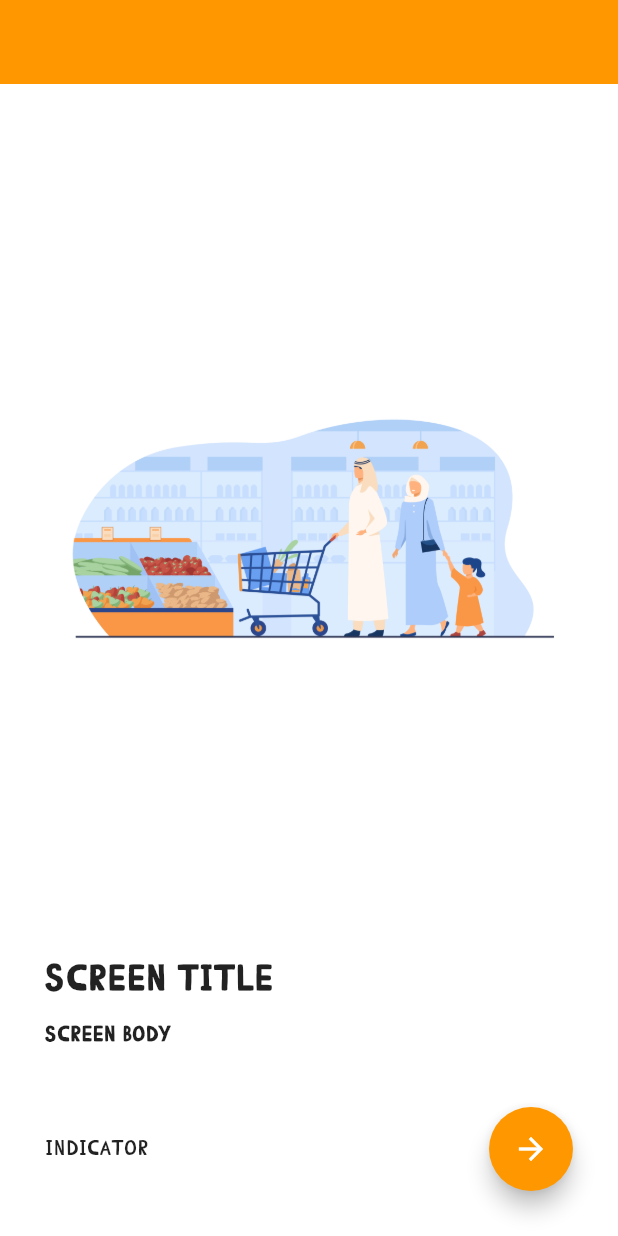
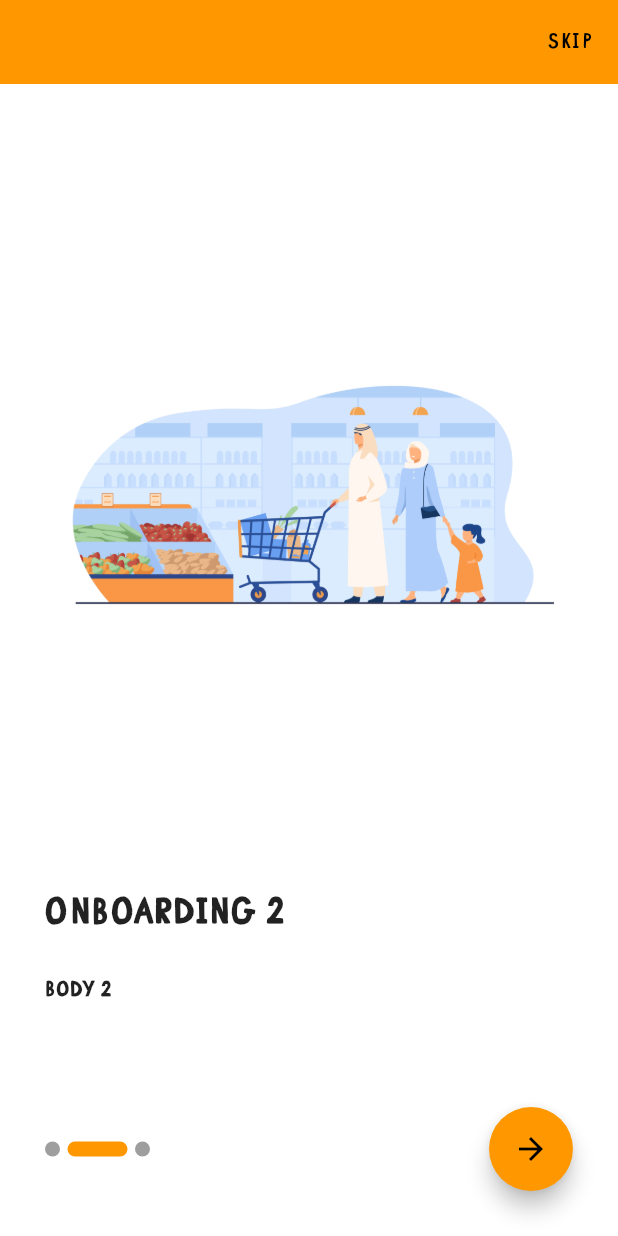
Before and after one commit to YehiaFarghaly/shop_app, a Flutter app: the OnBoardingScreen screen opened directly, after a tap on the "arrow forward" icon, on a phone screen of 412 x 824 dp. Run offline on Flutter 3.47's test engine with Material 2 defaults, Android fonts, the phone set to English and light mode, and no system bars; drawn by our look-alikes of smooth_page_indicator; our stand-ins replace hexcolor.

Commit message:
Finishing OnBoarding Screen

```diff
--- /dev/null
+++ b/lib/LogIn/LoginScreen.dart
@@ -0,0 +1,12 @@
+import 'package:flutter/material.dart';
+
+class Login_Screen extends StatelessWidget {
+  const Login_Screen({Key? key}) : super(key: key);
+
+  @override
+  Widget build(BuildContext context) {
+    return Scaffold(
+      appBar: AppBar(),
+    );
+  }
+}
--- /dev/null
+++ b/lib/Shared/components.dart
@@ -0,0 +1,9 @@
+import 'package:flutter/material.dart';
+
+void navigateTo(context,widget) => Navigator.push(context,
+    MaterialPageRoute(builder: (context)=>widget)
+);
+
+void navigateRemove(context,widget) => Navigator.pushAndRemoveUntil(context,
+    MaterialPageRoute(builder: (context)=>widget),
+        (route) => false);
--- a/lib/main.dart
+++ b/lib/main.dart
@@ -11,7 +11,7 @@ class MyApp extends StatelessWidget {
   @override
   Widget build(BuildContext context) {
     return MaterialApp(
-      home: const OnBoardingScreen(),
+      home:  OnBoardingScreen(),
       debugShowCheckedModeBanner: false,
       theme: lightTheme,
     );
--- a/lib/onBoarding/OnBoardingScreen.dart
+++ b/lib/onBoarding/OnBoardingScreen.dart
@@ -1,19 +1,72 @@
 import 'package:flutter/material.dart';
+import 'package:shop_app/LogIn/LoginScreen.dart';
+import 'package:shop_app/Shared/components.dart';
+import 'package:smooth_page_indicator/smooth_page_indicator.dart';
 
-class OnBoardingScreen extends StatelessWidget {
-  const OnBoardingScreen({Key? key}) : super(key: key);
+class BoardingModel {
+  final String image;
+  final String title;
+  final String body;
+
+  BoardingModel(this.image, this.title, this.body);
+}
+
+class OnBoardingScreen extends StatefulWidget {
+  @override
+  State<OnBoardingScreen> createState() => _OnBoardingScreenState();
+}
+
+class _OnBoardingScreenState extends State<OnBoardingScreen> {
+  var pageViewController= PageController();
+  bool isLast = false;
+  List<BoardingModel> boardingPages = [
+    BoardingModel('assets/images/onboard.jpg', 'OnBoarding 1', 'Body 1'),
+    BoardingModel('assets/images/onboard.jpg', 'OnBoarding 2', 'Body 2'),
+    BoardingModel('assets/images/onboard.jpg', 'OnBoarding 3', 'Body 3'),
+  ];
 
   @override
   Widget build(BuildContext context) {
     return Scaffold(
-      appBar: AppBar(),
+      appBar: AppBar(
+        actions: [
+          TextButton(onPressed: (){
+            navigateRemove(context, Login_Screen());
+          },
+            child: Text(
+            'SKIP',
+              style: TextStyle(
+                color: Colors.black,
+              ),
+          ),
+            style: ButtonStyle(
+
+            ),
+          )
+        ],
+      ),
       body: Padding(
         padding: const EdgeInsets.all(30.0),
         child: Column(
           children: [
             Expanded(
-            child:PageView.builder(itemBuilder: (context,index)=>buildBoardingItem(),
-              itemCount: 3,
+              child: PageView.builder(
+                controller: pageViewController,
+                onPageChanged: (int index){
+                  if(index==boardingPages.length-1){
+                   setState(() {
+                     isLast=true;
+                   });
+                  }
+                  else {
+                    setState(() {
+                      isLast=false;
+                    });
+                  }
+                },
+                itemBuilder: (context, index) =>
+                    buildBoardingItem(boardingPages[index]),
+                itemCount: boardingPages.length,
               ),
             ),
             SizedBox(
@@ -21,13 +74,33 @@ class OnBoardingScreen extends StatelessWidget {
             ),
             Row(
               children: [
-                Text("indicator"),
+                SmoothPageIndicator(
+                    controller: pageViewController,
+                    effect: ExpandingDotsEffect(
+                      dotColor: Colors.grey,
+                      activeDotColor: Colors.orange,
+                      dotHeight: 10,
+                      expansionFactor: 4,
+                      dotWidth: 10,
+                      spacing: 5
+                    ),
+                    count: boardingPages.length),
                 Spacer(),
                 FloatingActionButton(
-                      onPressed: (){},
-                      child: Icon(
-                    Icons.arrow_forward
+                  onPressed: () {
+                    if(!isLast) {
+                      pageViewController.nextPage(
+                          duration: Duration(
+                            milliseconds: 400,
                           ),
+                          curve: Curves.linear
+                      );
+                    }
+                    else{
+                     navigateRemove(context, Login_Screen());
+                    }
+                  },
+                  child: Icon(Icons.arrow_forward,color: Colors.black,),
                   backgroundColor: Colors.orange,
                 )
               ],
@@ -35,36 +108,32 @@ class OnBoardingScreen extends StatelessWidget {
           ],
         ),
       ),
-
     );
   }
-  Widget buildBoardingItem() => Column(
+
+  Widget buildBoardingItem(BoardingModel model) => Column(
         crossAxisAlignment: CrossAxisAlignment.start,
         children: [
           Expanded(
-  child: Image(
-  image: AssetImage('assets/images/onboard.jpg')
-  ),
+            child: Image(image: AssetImage(model.image)),
           ),
           SizedBox(
             height: 30,
           ),
           Text(
-  'Screen title',
-  style: TextStyle(
-  fontSize: 24,
-  fontWeight: FontWeight.bold
+            model.title,
+            style: TextStyle(fontSize: 24, fontWeight: FontWeight.bold),
           ),
+          SizedBox(
+            height: 30,
           ),
-  SizedBox(height: 15,),
           Text(
-  'Screen body',
-  style: TextStyle(
-  fontSize: 14,
-  fontWeight: FontWeight.bold
+            model.body,
+            style: TextStyle(fontSize: 14, fontWeight: FontWeight.bold),
           ),
-  )
-
+          SizedBox(
+            height: 30,
+          ),
         ],
       );
 }
--- a/pubspec.yaml
+++ b/pubspec.yaml
@@ -42,6 +42,7 @@ dependencies:
   dio: ^4.0.6
   hexcolor: ^3.0.1
   shared_preferences: ^2.0.15
+  smooth_page_indicator: ^1.0.0+2
 
 dev_dependencies:
   flutter_test:
```
Also changed, not shown: pubspec.lock. Lines whose indentation alone changed are shown as unchanged.
